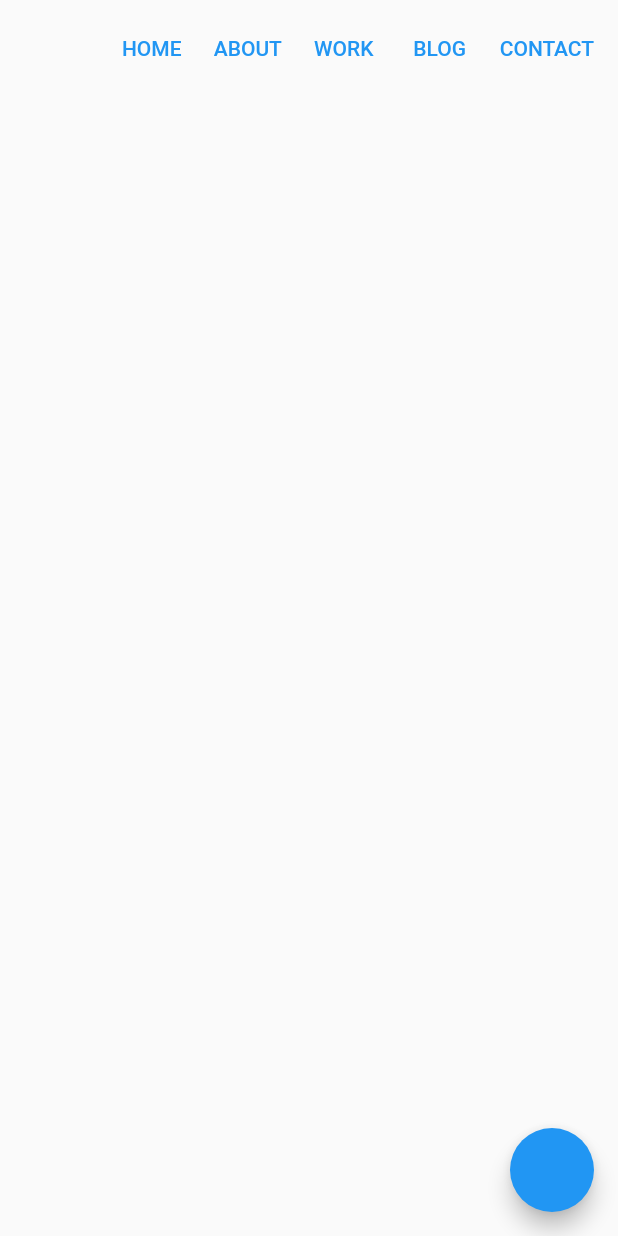
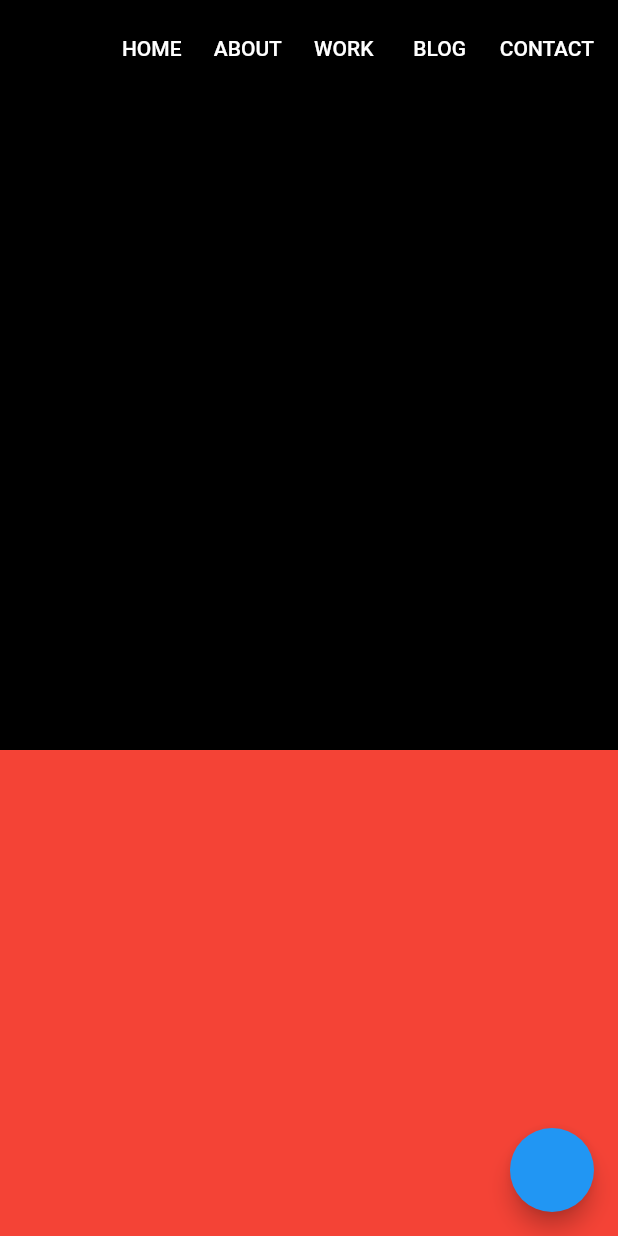
Before and after one commit to CharlestonRibeiro/Portfolio, a Flutter app: the screen it shows after launch, after a tap on "HOME", on a phone screen of 412 x 824 dp. Run offline on Flutter 3.47's test engine with Material 2 defaults, Android fonts, the phone set to English and light mode, and no system bars.

Commit message:
main navigation

```diff
--- a/lib/src/controller/menu_click_controller.dart
+++ b/lib/src/controller/menu_click_controller.dart
@@ -4,11 +4,15 @@ class MenuClickController {
   final GlobalKey customKeySection1;
   final GlobalKey customKeySection2;
   final GlobalKey customKeySection3;
+  final GlobalKey customKeySection4;
+  final GlobalKey customKeySection5;
   final ScrollController customScrollController;
   MenuClickController({
     required this.customKeySection1,
     required this.customKeySection2,
     required this.customKeySection3,
+    required this.customKeySection4,
+    required this.customKeySection5,
     required this.customScrollController,
   });
 
@@ -28,6 +32,14 @@ class MenuClickController {
         renderBox =
             customKeySection3.currentContext!.findRenderObject() as RenderBox;
         break;
+      case 4:
+        renderBox =
+            customKeySection4.currentContext!.findRenderObject() as RenderBox;
+        break;
+      case 5:
+        renderBox =
+            customKeySection5.currentContext!.findRenderObject() as RenderBox;
+        break;
       default:
         throw Exception();
     }
--- a/lib/src/core/colors/app_colors.dart
+++ b/lib/src/core/colors/app_colors.dart
@@ -0,0 +1,12 @@
+
+import 'package:flutter/material.dart';
+
+class AppColors {
+    AppColors._();
+
+   static const gray = Color(0xFF808080);
+   static const black = Color(0xFF000000);
+   static const yellow = Color(0xFFFFB800);
+   static const white = Color(0xFFFFFFFF);
+
+}
--- a/lib/src/core/widgets/custom_menu.dart
+++ b/lib/src/core/widgets/custom_menu.dart
@@ -1,5 +1,6 @@
 
 import 'package:flutter/material.dart';
+import 'package:portfolio/src/core/colors/app_colors.dart';
 
 class CustomMenu extends StatelessWidget {
 
@@ -9,17 +10,22 @@ class CustomMenu extends StatelessWidget {
 
   @override
   Widget build(BuildContext context) {
-    return Padding(
-      padding: const EdgeInsets.all(8),
-      child: Row(
-        mainAxisAlignment: MainAxisAlignment.end,
-        children: [
-          TextButton(onPressed: () => onMenuClick(1), child: const Text('HOME')),
-          TextButton(onPressed: () => onMenuClick(2), child: const Text('ABOUT')),
-          TextButton(onPressed: () => onMenuClick(3), child: const Text('WORK')),
-          TextButton(onPressed: () => onMenuClick(4), child: const Text('BLOG')),
-          TextButton(onPressed: () => onMenuClick(5), child: const Text('CONTACT')),
-        ],
+    return Container(
+      decoration: const BoxDecoration(
+        color: AppColors.black
+      ),
+      child: Padding(
+        padding: const EdgeInsets.all(8),
+        child: Row(
+          mainAxisAlignment: MainAxisAlignment.end,
+          children: [
+            TextButton(onPressed: () => onMenuClick(1), child: const Text('HOME',style: TextStyle(color: AppColors.white), )),
+            TextButton(onPressed: () => onMenuClick(2), child: const Text('ABOUT',style: TextStyle(color: AppColors.white),)),
+            TextButton(onPressed: () => onMenuClick(3), child: const Text('WORK',style: TextStyle(color: AppColors.white),)),
+            TextButton(onPressed: () => onMenuClick(4), child: const Text('BLOG',style: TextStyle(color: AppColors.white),)),
+            TextButton(onPressed: () => onMenuClick(5), child: const Text('CONTACT',style: TextStyle(color: AppColors.white),)),
+          ],
+        ),
       ),
     );
   }
--- a/lib/src/portfolio.dart
+++ b/lib/src/portfolio.dart
@@ -1,5 +1,10 @@
 import 'package:flutter/material.dart';
-import 'package:portfolio/src/screen/main/main.dart';
+import 'package:portfolio/src/screen/about/about_screen.dart';
+import 'package:portfolio/src/screen/blog/blog_screen.dart';
+import 'package:portfolio/src/screen/contact/contact_screen.dart';
+import 'package:portfolio/src/screen/home/home_screen.dart';
+import 'package:portfolio/src/screen/main/main_screen.dart';
+import 'package:portfolio/src/screen/work/work_screen.dart';
 
 class Portfolio extends StatelessWidget {
   const Portfolio({super.key});
@@ -10,9 +15,16 @@ class Portfolio extends StatelessWidget {
           title: 'Portfolio',
           debugShowCheckedModeBanner: false,
           theme: ThemeData(),
-          home: const Main(),
+          home: const MainScreen(),
           routes: {
-              Main.route: (context) => const Main(),
+              MainScreen.route: (context) => const MainScreen(),
+              HomeScreen.route: (context) => const HomeScreen(),
+              ContactScreen.route: (context) => const ContactScreen(),
+              BlogScreen.route: (context) => const BlogScreen(),
+              AboutScreen.route: (context) => const AboutScreen(),
+              WorkScreen.route: (context) => const WorkScreen(),
+
+
           },
     );
   }
--- /dev/null
+++ b/lib/src/screen/about/about_screen.dart
@@ -0,0 +1,16 @@
+import 'package:flutter/material.dart';
+
+class AboutScreen extends StatelessWidget {
+
+  const AboutScreen({ Key? key }) : super(key: key);
+
+  static const route = 'AboutScreen';
+
+  @override
+  Widget build(BuildContext context) {
+    return Container(
+      height: 500,
+      color: Colors.red,
+    );
+  }
+}
--- /dev/null
+++ b/lib/src/screen/blog/blog_screen.dart
@@ -0,0 +1,17 @@
+import 'package:flutter/material.dart';
+import 'package:portfolio/src/core/colors/app_colors.dart';
+
+class BlogScreen extends StatelessWidget {
+
+  const BlogScreen({ Key? key }) : super(key: key);
+
+  static const route = 'BlogScreen';
+
+  @override
+  Widget build(BuildContext context) {
+    return Container(
+      height: 500,
+      color: AppColors.white,
+    );
+  }
+}
--- /dev/null
+++ b/lib/src/screen/contact/contact_screen.dart
@@ -0,0 +1,17 @@
+import 'package:flutter/material.dart';
+import 'package:portfolio/src/core/colors/app_colors.dart';
+
+class ContactScreen extends StatelessWidget {
+
+  const ContactScreen({ Key? key }) : super(key: key);
+
+  static const route = 'ContactScreen';
+
+  @override
+  Widget build(BuildContext context) {
+    return Container(
+      height: 500,
+      color: AppColors.gray,
+    );
+  }
+}
--- /dev/null
+++ b/lib/src/screen/home/home_screen.dart
@@ -0,0 +1,17 @@
+import 'package:flutter/material.dart';
+import 'package:portfolio/src/core/colors/app_colors.dart';
+
+
+class HomeScreen extends StatelessWidget {
+  const HomeScreen({ Key? key }) : super(key: key);
+
+  static const route = 'HomeScreen';
+
+  @override
+  Widget build(BuildContext context) {
+    return Container(
+      height: 500,
+      color: AppColors.black,
+    );
+  }
+}
--- a/lib/src/screen/main/main.dart
+++ b/lib/src/screen/main/main_screen.dart
@@ -1,22 +1,29 @@
 import 'package:flutter/material.dart';
 import 'package:portfolio/src/controller/menu_click_controller.dart';
 import 'package:portfolio/src/core/widgets/custom_menu.dart';
+import 'package:portfolio/src/screen/about/about_screen.dart';
+import 'package:portfolio/src/screen/blog/blog_screen.dart';
+import 'package:portfolio/src/screen/contact/contact_screen.dart';
+import 'package:portfolio/src/screen/home/home_screen.dart';
+import 'package:portfolio/src/screen/work/work_screen.dart';
 
-class Main extends StatefulWidget {
-  const Main({Key? key}) : super(key: key);
+class MainScreen extends StatefulWidget {
+  const MainScreen({Key? key}) : super(key: key);
 
-  static const route = 'HomePage';
+  static const route = 'MainScreen';
 
   @override
-  State<Main> createState() => _MainState();
+  State<MainScreen> createState() => _MainScreenState();
 }
 
-class _MainState extends State<Main> {
+class _MainScreenState extends State<MainScreen> {
   final scrollController = ScrollController();
 
   final keySection1 = GlobalKey();
   final keySection2 = GlobalKey();
   final keySection3 = GlobalKey();
+  final keySection4 = GlobalKey();
+  final keySection5 = GlobalKey();
 
   @override
   void dispose() {
@@ -31,6 +38,8 @@ class _MainState extends State<Main> {
       customKeySection1: keySection1,
       customKeySection2: keySection2,
       customKeySection3: keySection3,
+      customKeySection4: keySection4,
+      customKeySection5: keySection5,
     );
 
     return Scaffold(
@@ -49,10 +58,13 @@ class _MainState extends State<Main> {
             Expanded(
               child: SingleChildScrollView(
                 controller: scrollController,
-                child: const Column(
+                child:  Column(
                   children: [
-                //  key: keySection1
-
+                  HomeScreen(key: keySection1),
+                  AboutScreen(key: keySection2),
+                  WorkScreen(key: keySection3),
+                  BlogScreen(key: keySection4),
+                  ContactScreen(key: keySection5),
                 ]),
               ),
             ),
--- /dev/null
+++ b/lib/src/screen/work/work_screen.dart
@@ -0,0 +1,17 @@
+import 'package:flutter/material.dart';
+import 'package:portfolio/src/core/colors/app_colors.dart';
+
+class WorkScreen extends StatelessWidget {
+
+  const WorkScreen({ Key? key }) : super(key: key);
+
+  static const route = 'WorkScreen';
+
+  @override
+  Widget build(BuildContext context) {
+    return Container(
+      height: 500,
+      color: AppColors.yellow,
+    );
+  }
+}
```
